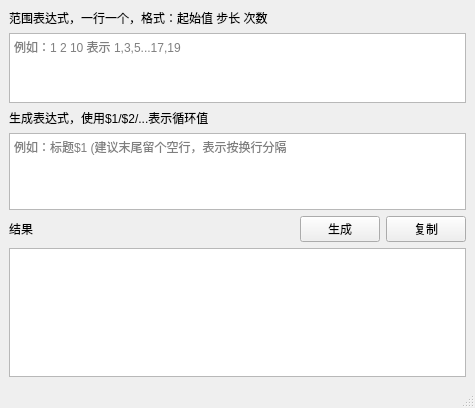
Old version of the form mainwindow.ui in the repository iwxyi/LoopGenerator.
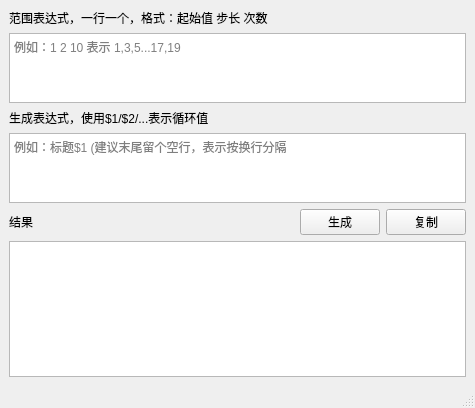
New version of the form.

Commit message: 添加窗口状态保存

What changed in the file:
```diff
--- a/mainwindow.ui
+++ b/mainwindow.ui
@@ -14,7 +14,7 @@
    <string>循环生成器</string>
   </property>
   <widget class="QWidget" name="centralwidget">
-   <layout class="QVBoxLayout" name="verticalLayout" stretch="0,1,0,3,0,5">
+   <layout class="QVBoxLayout" name="verticalLayout" stretch="0,1,0,1,0,5">
     <item>
      <widget class="QLabel" name="label">
       <property name="text">
```
The commit also changes 2 other files.
